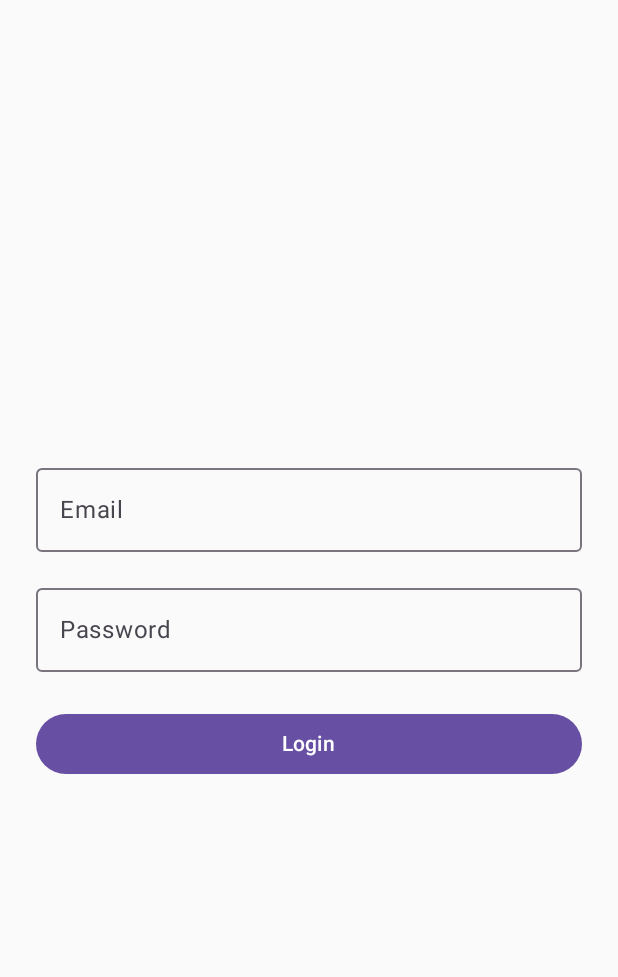
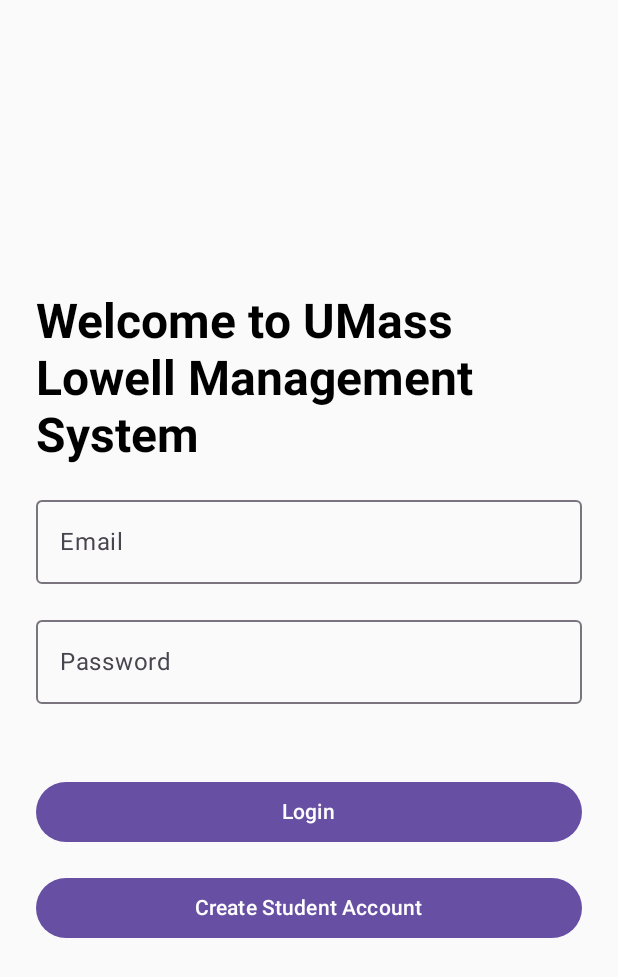
Before and after one commit to TypingHare/database2-uml, an Android app built with Jetpack Compose: the screen it shows after launch (LoginActivity), after a tap on "Login", on a phone screen of 412 x 824 dp. Shown: the top 977 px of the screen. Run offline under Robolectric (Android 15) with nearby library versions, the phone set to English and light mode, and no system bars.

Commit message:
phase 3 setup completed

```diff
--- a/phase3/app/src/main/AndroidManifest.xml
+++ b/phase3/app/src/main/AndroidManifest.xml
@@ -27,6 +27,11 @@
         </activity>
 
         <activity android:name=".LoginActivity" />
+        <activity android:name=".CreateStudentAccountActivity" />
+
+        <activity android:name=".AdminActivity" />
+        <activity android:name=".StudentActivity" />
+        <activity android:name=".InstructorActivity" />
     </application>
 
 </manifest>
--- a/phase3/app/src/main/java/edu/uml/db2/LoginActivity.kt
+++ b/phase3/app/src/main/java/edu/uml/db2/LoginActivity.kt
@@ -1,28 +1,39 @@
 package edu.uml.db2
 
 import android.os.Bundle
-import android.util.Log
 import androidx.activity.ComponentActivity
 import androidx.activity.compose.setContent
 import androidx.activity.enableEdgeToEdge
-import androidx.compose.foundation.layout.*
-import androidx.compose.material3.*
-import androidx.compose.runtime.*
-import androidx.compose.ui.Alignment
+import androidx.compose.foundation.layout.fillMaxWidth
+import androidx.compose.material3.OutlinedTextField
+import androidx.compose.material3.Text
+import androidx.compose.runtime.Composable
+import androidx.compose.runtime.getValue
+import androidx.compose.runtime.mutableStateOf
+import androidx.compose.runtime.remember
+import androidx.compose.runtime.setValue
 import androidx.compose.ui.Modifier
+import androidx.compose.ui.graphics.Color
+import androidx.compose.ui.platform.LocalContext
 import androidx.compose.ui.text.input.PasswordVisualTransformation
 import androidx.compose.ui.unit.dp
-import androidx.compose.runtime.getValue
-import androidx.compose.runtime.setValue
-import edu.uml.db2.common.sendRequest
-import edu.uml.db2.dto.LoginDto
-import edu.uml.db2.dto.Response
-import io.ktor.http.Parameters
+import edu.uml.db2.api.login
+import edu.uml.db2.common.startActivity
+import edu.uml.db2.composable.AppButton
+import edu.uml.db2.composable.AppCenterColumn
+import edu.uml.db2.composable.AppSpacedColumn
+import edu.uml.db2.composable.AppTextField
+import edu.uml.db2.composable.AppTitle
 import kotlinx.serialization.InternalSerializationApi
 
+/**
+ * Allows users to sign in to the system.
+ * @see LoginScreen
+ */
 class LoginActivity : ComponentActivity() {
     override fun onCreate(savedInstanceState: Bundle?) {
         super.onCreate(savedInstanceState)
+
         enableEdgeToEdge()
         setContent {
             LoginScreen()
@@ -30,36 +41,24 @@
     }
 }
 
+/**
+ * The `Composable` annotation marks this function as a Jetpack Compose UI function.
+ * The `OptIn` annotation tells the Kotlin compiler that "I know I'm using an internal or
+ * experimental API, and I'm okay with the risks."
+ */
 @OptIn(InternalSerializationApi::class)
 @Composable
 fun LoginScreen() {
+    val context = LocalContext.current
+
     var email by remember { mutableStateOf("") }
     var password by remember { mutableStateOf("") }
-    val handleClickButton = {
-        sendRequest("login.php", Parameters.build {
-            append("email", email)
-            append("password", password)
-        }, Response.serializer(LoginDto.serializer())) { res, isSuccess ->
-            Log.i("Login", res.toString())
-        }
-    }
+    var errorMessage by remember { mutableStateOf("") }
 
-    Column(
-        modifier = Modifier
-            .fillMaxSize()
-            .padding(24.dp),
-        verticalArrangement = Arrangement.Center,
-        horizontalAlignment = Alignment.CenterHorizontally
-    ) {
-        OutlinedTextField(
-            value = email,
-            onValueChange = { email = it },
-            label = { Text("Email") },
-            modifier = Modifier.fillMaxWidth()
-        )
-
-        Spacer(modifier = Modifier.height(16.dp))
-
+    AppCenterColumn {
+        AppSpacedColumn(16.dp) {
+            AppTitle("Welcome to UMass Lowell Management System")
+            AppTextField("Email", email) { email = it }
             OutlinedTextField(
                 value = password,
                 onValueChange = { password = it },
@@ -67,11 +66,22 @@
                 visualTransformation = PasswordVisualTransformation(),
                 modifier = Modifier.fillMaxWidth()
             )
-
-        Spacer(modifier = Modifier.height(24.dp))
-
-        Button(onClick = handleClickButton, modifier = Modifier.fillMaxWidth()) {
-            Text("Login")
+            Text(
+                modifier = Modifier.fillMaxWidth(),
+                color = Color.Red,
+                text = errorMessage,
+            )
+            AppButton("Login") {
+                login(email, password) { res, isSuccess ->
+                    when (isSuccess) {
+                        true -> startActivity(context, StudentActivity::class, finish = true)
+                        false -> errorMessage = res.message
                     }
                 }
             }
+            AppButton("Create Student Account") {
+                startActivity(context, CreateStudentAccountActivity::class)
+            }
+        }
+    }
+}
--- /dev/null
+++ b/phase3/app/src/main/java/edu/uml/db2/api/Login.kt
@@ -0,0 +1,16 @@
+package edu.uml.db2.api
+
+import edu.uml.db2.common.Endpoint
+import edu.uml.db2.common.Server
+import edu.uml.db2.dto.LoginDto
+import edu.uml.db2.dto.Response
+import io.ktor.http.Parameters
+import kotlinx.serialization.InternalSerializationApi
+
+@OptIn(InternalSerializationApi::class)
+fun login(email: String, password: String, callback: (Response<LoginDto>, Boolean) -> Unit) {
+    Server.post(Endpoint.LOGIN, Parameters.build {
+        append("email", email)
+        append("password", password)
+    }, LoginDto.serializer(), callback)
+}
--- a/phase3/app/src/main/java/edu/uml/db2/common/Communication.kt
+++ b/phase3/app/src/main/java/edu/uml/db2/common/Communication.kt
@@ -1,33 +1,31 @@
 package edu.uml.db2.common
 
 import android.util.Log
+import edu.uml.db2.BuildConfig
 import edu.uml.db2.dto.Response
 import io.ktor.client.HttpClient
 import io.ktor.client.call.body
 import io.ktor.client.engine.okhttp.OkHttp
 import io.ktor.client.plugins.contentnegotiation.ContentNegotiation
 import io.ktor.client.request.forms.FormDataContent
-import io.ktor.client.request.post
+import io.ktor.client.request.request
 import io.ktor.client.request.setBody
 import io.ktor.http.ContentType
+import io.ktor.http.HttpMethod
 import io.ktor.http.Parameters
 import io.ktor.http.contentType
+import io.ktor.serialization.kotlinx.json.json
 import kotlinx.coroutines.CoroutineScope
 import kotlinx.coroutines.Dispatchers
 import kotlinx.coroutines.launch
 import kotlinx.serialization.InternalSerializationApi
 import kotlinx.serialization.KSerializer
-import io.ktor.serialization.kotlinx.json.json
 import kotlinx.serialization.json.Json
 
-// TODO: Move this to .env
-const val BACKEND_ROOT_URL = "http://10.0.2.2:80/api"
-
+object Server {
     private val client by lazy {
         HttpClient(OkHttp) {
-        install(ContentNegotiation) {
-            json()
-        }
+            install(ContentNegotiation) { json() }
         }
     }
 
@@ -35,21 +33,26 @@
      * Sends a request to the server, and fire the callback function after receiving the response.
      */
     @OptIn(InternalSerializationApi::class)
-fun <D> sendRequest(
+    private fun <D> request(
+        method: HttpMethod,
         url: String,
         parameters: Parameters,
-    deserializer: KSerializer<Response<D>>,
+        deserializer: KSerializer<D>,
         callback: (Response<D>, Boolean) -> Unit
     ) {
         CoroutineScope(Dispatchers.IO).launch {
             try {
-            val httpResponse = client.post("${BACKEND_ROOT_URL}/$url") {
+                val httpResponse = client.request("${BuildConfig.BACKEND_ROOT_URL}/$url") {
+                    Log.i("HTTP", "${BuildConfig.BACKEND_ROOT_URL}/$url")
+                    this.method = method
                     contentType(ContentType.Application.FormUrlEncoded)
                     setBody(FormDataContent(parameters))
                 }
-            val response = Json.decodeFromString(deserializer, httpResponse.body<String>())
+                val response = Json.decodeFromString(
+                    Response.serializer(deserializer), httpResponse.body<String>()
+                )
 
-            Log.i("HTTP_RESPONSE", "${response.url} ${response.status} ${response.message}")
+                Log.i("HTTP_RESPONSE", "[$method] ${response.url} (${response.status}) \"${response.message}\"")
 
                 callback(response, response.status == ResponseStatus.SUCCESS)
             } catch (ex: Exception) {
@@ -57,3 +60,36 @@
             }
         }
     }
+
+    @OptIn(InternalSerializationApi::class)
+    fun <D> get(
+        url: String,
+        parameters: Parameters,
+        deserializer: KSerializer<D>,
+        callback: (Response<D>, Boolean) -> Unit
+    ) = request(HttpMethod.Get, url, parameters, deserializer, callback)
+
+    @OptIn(InternalSerializationApi::class)
+    fun <D> post(
+        url: String,
+        parameters: Parameters,
+        deserializer: KSerializer<D>,
+        callback: (Response<D>, Boolean) -> Unit
+    ) = request(HttpMethod.Post, url, parameters, deserializer, callback)
+
+    @OptIn(InternalSerializationApi::class)
+    fun <D> put(
+        url: String,
+        parameters: Parameters,
+        deserializer: KSerializer<D>,
+        callback: (Response<D>, Boolean) -> Unit
+    ) = request(HttpMethod.Put, url, parameters, deserializer, callback)
+
+    @OptIn(InternalSerializationApi::class)
+    fun <D> delete(
+        url: String,
+        parameters: Parameters,
+        deserializer: KSerializer<D>,
+        callback: (Response<D>, Boolean) -> Unit
+    ) = request(HttpMethod.Delete, url, parameters, deserializer, callback)
+}
--- a/phase3/app/src/main/java/edu/uml/db2/common/Constant.kt
+++ b/phase3/app/src/main/java/edu/uml/db2/common/Constant.kt
@@ -1,7 +1,7 @@
 package edu.uml.db2.common
 
 object Endpoint {
-    const val LOGIN = "Login"
+    const val LOGIN = "Login.php"
 }
 
 object ResponseStatus {
--- /dev/null
+++ b/phase3/app/src/main/java/edu/uml/db2/composable/AppButton.kt
@@ -0,0 +1,13 @@
+package edu.uml.db2.composable
+
+import androidx.compose.foundation.layout.fillMaxWidth
+import androidx.compose.material3.Button
+import androidx.compose.material3.Text
+import androidx.compose.runtime.Composable
+import androidx.compose.ui.Modifier
+
+@Composable
+fun AppButton(text: String, onClick: () -> Unit) =
+    Button(onClick = onClick, modifier = Modifier.fillMaxWidth()) {
+        Text(text)
+    }
--- /dev/null
+++ b/phase3/app/src/main/java/edu/uml/db2/composable/AppCenterColumn.kt
@@ -0,0 +1,23 @@
+package edu.uml.db2.composable
+
+import androidx.compose.foundation.layout.Arrangement
+import androidx.compose.foundation.layout.Column
+import androidx.compose.foundation.layout.ColumnScope
+import androidx.compose.foundation.layout.fillMaxSize
+import androidx.compose.foundation.layout.padding
+import androidx.compose.runtime.Composable
+import androidx.compose.ui.Alignment
+import androidx.compose.ui.Modifier
+import androidx.compose.ui.unit.dp
+
+@Composable
+fun AppCenterColumn(
+    content: @Composable ColumnScope.() -> Unit
+) = Column(
+    modifier = Modifier
+        .fillMaxSize()
+        .padding(24.dp),
+    verticalArrangement = Arrangement.Center,
+    horizontalAlignment = Alignment.CenterHorizontally,
+    content = content
+)
--- /dev/null
+++ b/phase3/app/src/main/java/edu/uml/db2/composable/AppSpacedColumn.kt
@@ -0,0 +1,12 @@
+package edu.uml.db2.composable
+
+import androidx.compose.foundation.layout.Arrangement
+import androidx.compose.foundation.layout.Column
+import androidx.compose.foundation.layout.ColumnScope
+import androidx.compose.runtime.Composable
+import androidx.compose.ui.unit.Dp
+
+@Composable
+fun AppSpacedColumn(
+    space: Dp, content: @Composable ColumnScope.() -> Unit
+) = Column(verticalArrangement = Arrangement.spacedBy(space), content = content)
--- /dev/null
+++ b/phase3/app/src/main/java/edu/uml/db2/composable/AppTextField.kt
@@ -0,0 +1,20 @@
+package edu.uml.db2.composable
+
+import androidx.compose.foundation.layout.fillMaxWidth
+import androidx.compose.material3.OutlinedTextField
+import androidx.compose.material3.Text
+import androidx.compose.runtime.Composable
+import androidx.compose.ui.Modifier
+import androidx.compose.ui.text.input.PasswordVisualTransformation
+import androidx.compose.ui.text.input.VisualTransformation
+
+@Composable
+fun AppTextField(
+    placeholder: String, value: String, isPassword: Boolean = false, onValueChange: (String) -> Unit
+) = OutlinedTextField(
+    modifier = Modifier.fillMaxWidth(),
+    value = value,
+    onValueChange = onValueChange,
+    label = { Text(placeholder) },
+    visualTransformation = if (isPassword) PasswordVisualTransformation() else VisualTransformation.None
+)
--- /dev/null
+++ b/phase3/app/src/main/java/edu/uml/db2/composable/AppTitle.kt
@@ -0,0 +1,13 @@
+package edu.uml.db2.composable
+
+import androidx.compose.material3.Text
+import androidx.compose.runtime.Composable
+import androidx.compose.ui.text.font.FontWeight
+import androidx.compose.ui.unit.sp
+
+@Composable
+fun AppTitle(title: String) = Text(
+    text = title,
+    fontSize = 32.sp,
+    fontWeight = FontWeight.Bold,
+)
--- a/phase3/app/src/main/java/edu/uml/db2/dto/Response.kt
+++ b/phase3/app/src/main/java/edu/uml/db2/dto/Response.kt
@@ -26,5 +26,5 @@
 @Serializable
 @InternalSerializationApi
 data class Response<D>(
-    val status: String, val url: String, val message: String, val data: D
+    val status: String, val url: String, val message: String, val data: D? = null
 )
```
Also changed, not shown: phase3/app/build.gradle.kts (+22 -0 lines), phase3/app/src/main/java/edu/uml/db2/AdminActivity.kt (added, +13 -0 lines), phase3/app/src/main/java/edu/uml/db2/CreateStudentAccountActivity.kt (added, +70 -0 lines), phase3/app/src/main/java/edu/uml/db2/InstructorActivity.kt (added, +13 -0 lines), phase3/app/src/main/java/edu/uml/db2/StudentActivity.kt (added, +27 -0 lines), phase3/app/src/main/java/edu/uml/db2/common/ActivityHelper.kt (added, +17 -0 lines), phase3/app/src/main/java/edu/uml/db2/composable/AppDropdownSelector.kt (added, +52 -0 lines), phase3/app/src/main/java/edu/uml/db2/composable/AppSpacer.kt (added, +10 -0 lines), 1 other file. Lines whose indentation alone changed are shown as unchanged.
